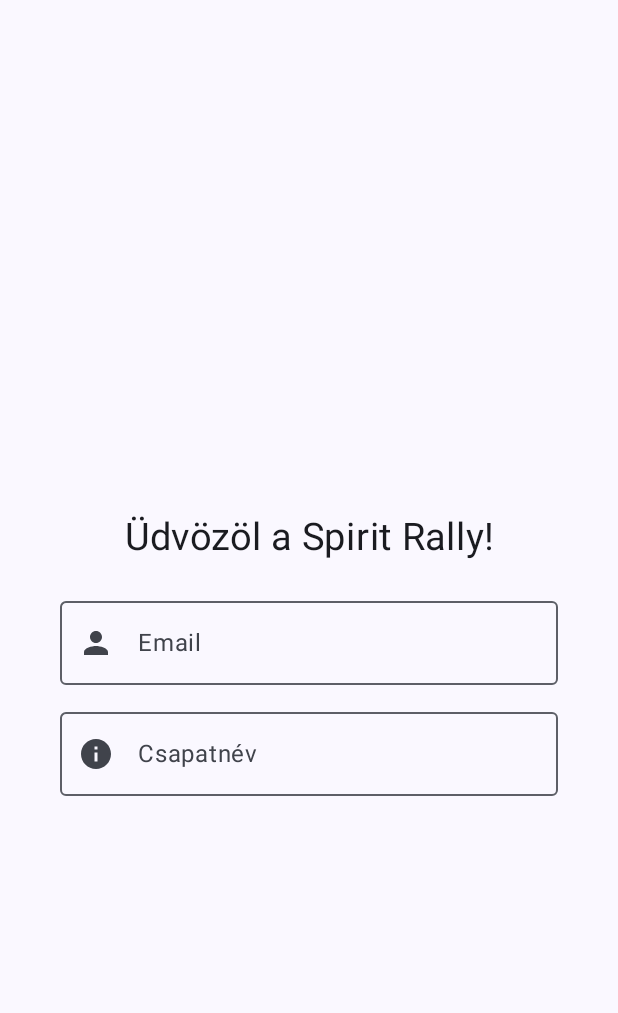
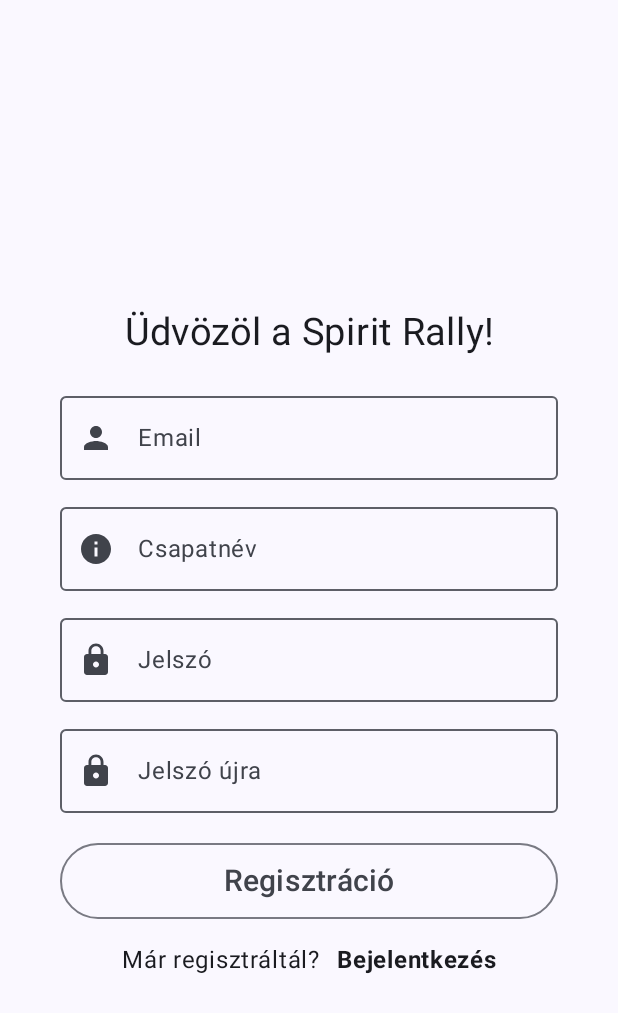
Before and after one commit to mmolnar01/spirit-rally, an Android app built with Jetpack Compose: the RegisterActivity screen opened directly, with no data from a screen before it, on a phone screen of 412 x 824 dp. Shown: the top 1013 px of the screen. Run offline under Robolectric (Android 15) with nearby library versions, the phone set to English and light mode, and no system bars.

Commit message:
RegisterActivity UI kész

```diff
--- a/app/src/main/java/hu/klm60o/spiritrally/RegisterActivity.kt
+++ b/app/src/main/java/hu/klm60o/spiritrally/RegisterActivity.kt
@@ -4,17 +4,21 @@
 import androidx.activity.ComponentActivity
 import androidx.activity.compose.setContent
 import androidx.compose.foundation.Image
+import androidx.compose.foundation.clickable
 import androidx.compose.foundation.layout.Arrangement
 import androidx.compose.foundation.layout.Column
+import androidx.compose.foundation.layout.Row
 import androidx.compose.foundation.layout.fillMaxHeight
 import androidx.compose.foundation.layout.fillMaxSize
 import androidx.compose.foundation.layout.fillMaxWidth
 import androidx.compose.foundation.layout.padding
 import androidx.compose.material.icons.Icons
 import androidx.compose.material.icons.filled.Info
+import androidx.compose.material.icons.filled.Lock
 import androidx.compose.material.icons.filled.Person
 import androidx.compose.material3.Icon
 import androidx.compose.material3.MaterialTheme
+import androidx.compose.material3.OutlinedButton
 import androidx.compose.material3.OutlinedTextField
 import androidx.compose.material3.Surface
 import androidx.compose.material3.Text
@@ -24,6 +28,8 @@
 import androidx.compose.ui.Alignment
 import androidx.compose.ui.Modifier
 import androidx.compose.ui.graphics.Color
+import androidx.compose.ui.text.font.FontStyle
+import androidx.compose.ui.text.font.FontWeight
 import androidx.compose.ui.text.style.TextAlign
 import androidx.compose.ui.tooling.preview.Preview
 import androidx.compose.ui.unit.dp
@@ -112,6 +118,67 @@
                     .padding(0.dp, 10.dp, 0.dp, 0.dp)
             )
 
+            //Jelszó bemeneti mező
+            OutlinedTextField(value = userPassword.value, onValueChange = {
+                userPassword.value = it
+            },
+                leadingIcon = {
+                    Icon(Icons.Default.Lock, contentDescription = "password")
+                },
+                label = {
+                    Text(text = "Jelszó")
+                },
+                modifier = Modifier
+                    .fillMaxWidth()
+                    .padding(0.dp, 10.dp, 0.dp, 0.dp)
+            )
+
+            //Jelszó újra bemeneti mező
+            OutlinedTextField(value = userPasswordRepeat.value, onValueChange = {
+                userPasswordRepeat.value = it
+            },
+                leadingIcon = {
+                    Icon(Icons.Default.Lock, contentDescription = "passwordrepeat")
+                },
+                label = {
+                    Text(text = "Jelszó újra")
+                },
+                modifier = Modifier
+                    .fillMaxWidth()
+                    .padding(0.dp, 10.dp, 0.dp, 0.dp)
+            )
+
+            //Regisztrálás gomb
+            OutlinedButton(onClick = { /*TODO*/ },
+                modifier = Modifier
+                    .fillMaxWidth()
+                    .padding(0.dp, 20.dp, 0.dp, 0.dp)) {
+                Text(text = "Regisztráció",
+                    modifier = Modifier
+                        .fillMaxWidth()
+                        .padding(5.dp),
+                    textAlign = TextAlign.Center,
+                    fontSize = 20.sp
+                )
+            }
+
+            //A bejelentkezéshez
+            Row(verticalAlignment = Alignment.CenterVertically,
+                horizontalArrangement = Arrangement.Center,
+                modifier = Modifier
+                    .fillMaxWidth()
+                    .padding(10.dp)) {
+                Text(text = "Már regisztráltál?",
+                    modifier = Modifier
+                        .padding(5.dp))
+                Text(text = "Bejelentkezés",
+                    modifier = Modifier
+                        .padding(5.dp)
+                        .clickable { /*TODO*/ },
+                    fontWeight = FontWeight.Bold
+                )
+            }
+
 
         }
     }
```
